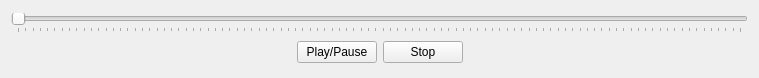
apertus-open-source-cinema/opencine, file Source/OpenCine/PlaybackSlider.ui: the form before one commit.
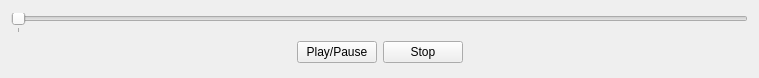
The form after the commit.

Commit message: - Playback working again, next step is to use real raw data (tested in prototype already) - Playback slider is working also, but very rudimentary

```diff
--- a/Source/OpenCine/PlaybackSlider.ui
+++ b/Source/OpenCine/PlaybackSlider.ui
@@ -22,6 +22,9 @@
   <layout class="QVBoxLayout" name="verticalLayout_2">
    <item>
     <widget class="QSlider" name="horizontalSlider">
+     <property name="maximum">
+      <number>0</number>
+     </property>
      <property name="orientation">
       <enum>Qt::Horizontal</enum>
      </property>
```
The commit also changes 7 other files.
